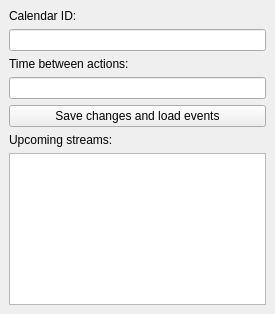
Qt form mainwindow.ui (alexwohlbruck/autostreamer) before a commit.
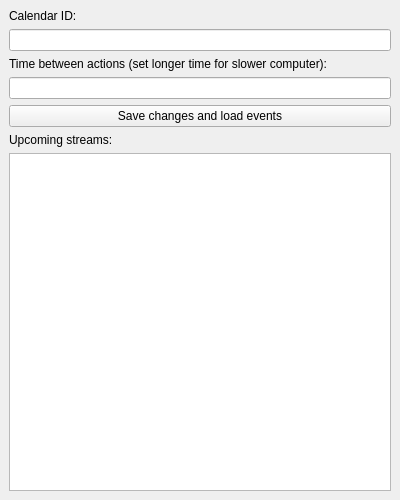
The same form after that commit.

Commit message: Finish main logic

```diff
--- a/mainwindow.ui
+++ b/mainwindow.ui
@@ -6,8 +6,8 @@
 			<rect>
 				<x>0</x>
 				<y>0</y>
-				<width>275</width>
-				<height>314</height>
+				<width>400</width>
+				<height>500</height>
 			</rect>
 		</property>
 		<property name="windowTitle">
@@ -29,7 +29,7 @@
 				<item>
 					<widget class="QLabel" name="pauseTimeLabel">
 						<property name="text">
-							<string>Time between actions:</string>
+							<string>Time between actions (set longer time for slower computer):</string>
 						</property>
 					</widget>
 				</item>
```
The commit also changes 2 other files.
